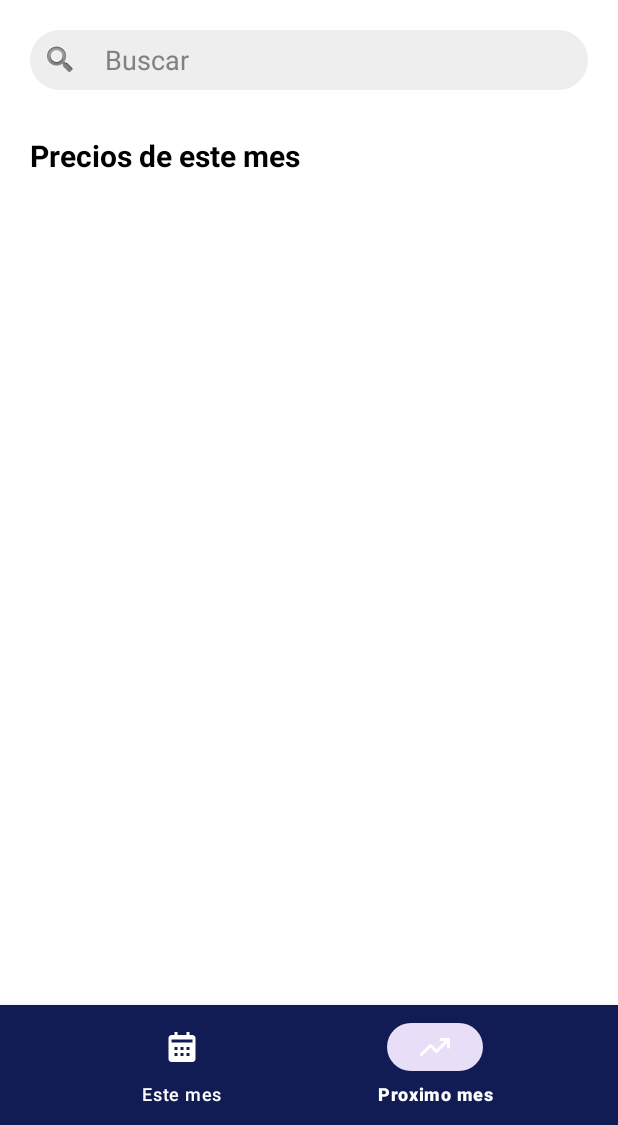
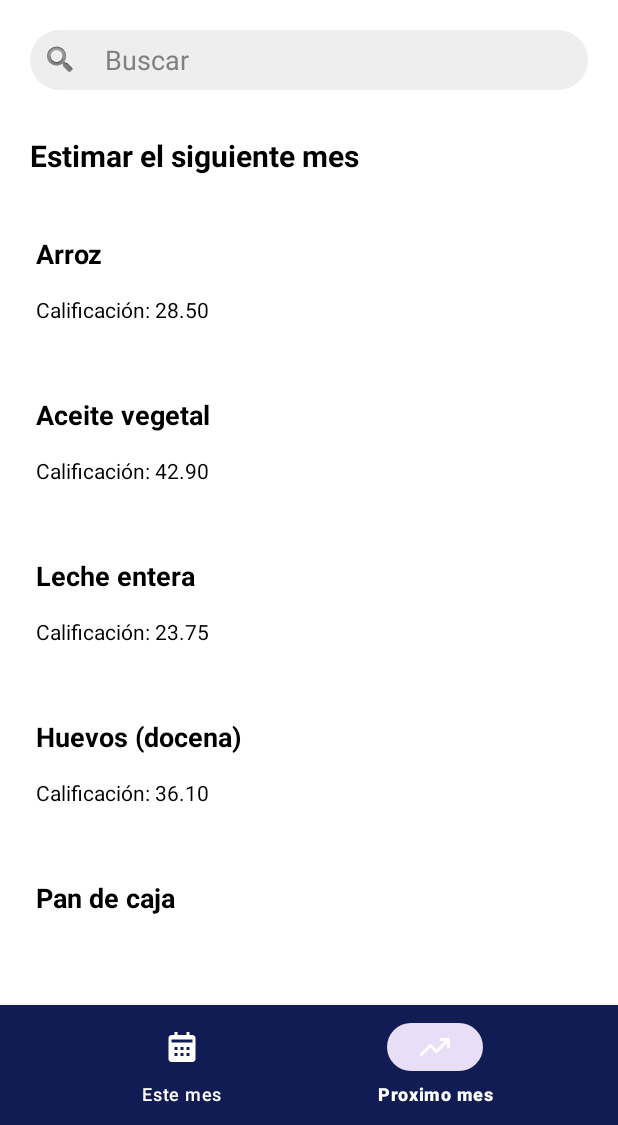
Before and after one commit to Jorge45014/CUCEIAI, an Android app: the screen it shows after launch once a user with an empty profile is signed in (Main3Activity), item 2 of the bottom bar chosen, on a phone screen of 412 x 824 dp, the part 111-1236 px from its top. Run offline under Robolectric (Android 15) with nearby library versions, the phone set to English and light mode, and no system bars; our stand-ins replace Firebase (no records; nobody signed in at launch, a user with empty details on screens opened directly), navigation-ui.

Commit message:
Soy la pinche pistola 2

```diff
--- a/app/src/main/java/com/example/cuceiai/Main3Activity.kt
+++ b/app/src/main/java/com/example/cuceiai/Main3Activity.kt
@@ -45,14 +45,20 @@ class Main3Activity : AppCompatActivity() {
     private lateinit var recyclerView: RecyclerView
     private lateinit var adapter: ResultadoAdapter
     private lateinit var listaCompleta: List<Profesor>
+    private lateinit var listaCompleta2: List<Profesor>
+    private lateinit var tituloContenedor: TextView
+
+    private var botonActivo: Int = R.id.nav_home
 
     override fun onCreate(savedInstanceState: Bundle?) {
         super.onCreate(savedInstanceState)
 
         binding = ActivityMain3Binding.inflate(layoutInflater)
         setContentView(binding.root)
-        recyclerView = findViewById(R.id.recyclerViewResultados)
-        recyclerView.visibility = View.GONE
+        recyclerView = findViewById(R.id.ProductosR)
+
+        tituloContenedor = findViewById(R.id.textView8e)
+
 
         setSupportActionBar(binding.appBarMain3.toolbar)
 
@@ -91,8 +97,11 @@ class Main3Activity : AppCompatActivity() {
         val bottomNavigationView = findViewById<BottomNavigationView>(R.id.bottom_navigation)
 
         bottomNavigationView.setOnItemSelectedListener { item ->
+            botonActivo = item.itemId
             when (item.itemId) {
                 R.id.nav_home -> {
+                    tituloContenedor.text = "Este Mes"
+                    verificarBotonActivo()
                     if (this::class.java != Main3Activity::class.java) {
                         val intent = Intent(this, Main3Activity::class.java)
                         finish()
@@ -101,6 +110,8 @@ class Main3Activity : AppCompatActivity() {
                     true
                 }
                 R.id.statistics -> {
+                    tituloContenedor.text = "Estimar el siguiente mes"
+                    verificarBotonActivo()
                     true
                 }
                 /*
@@ -124,29 +135,33 @@ class Main3Activity : AppCompatActivity() {
 
         // Barra de búsqueda
         val buscador = findViewById<EditText>(R.id.autoCompleteTextView)
-        recyclerView = findViewById(R.id.recyclerViewResultados)
+        recyclerView = findViewById(R.id.ProductosR)
 
         // Lista simulada (aquí pondrías los datos de tu base de datos) /////////////////////////////////////////////////////////////////////////////////////////////////////////
 
-        val db = FirebaseFirestore.getInstance()
-        val listaCompleta = mutableListOf<Profesor>()
+        listaCompleta = listOf(
+            Profesor("1", "Ana López", "Matemáticas", 4.8),
+            Profesor("2", "Luis Gómez", "Física", 4.5),
+            Profesor("3", "María Pérez", "Historia", 4.9),
+            Profesor("4", "Carlos Torres", "Química", 4.2),
+            Profesor("5", "Sofía Ramírez", "Biología", 4.6)
+        )
 
-        db.collection("profesores")
-            .get()
-            .addOnSuccessListener { result ->
-                for (document in result) {
-                    val profesor = document.toObject(Profesor::class.java)
-                    listaCompleta.add(profesor)
-                }
+        listaCompleta2 = listOf(
+            Profesor("101", "Arroz", "Grano", 28.50),
+            Profesor("102", "Aceite vegetal", "Aceites", 42.90),
+            Profesor("103", "Leche entera", "Lácteos", 23.75),
+            Profesor("104", "Huevos (docena)", "Proteína", 36.10),
+            Profesor("105", "Pan de caja", "Panadería", 29.40),
+            Profesor("101", "Arroz", "Grano", 28.50),
+            Profesor("102", "Aceite vegetal", "Aceites", 42.90),
+            Profesor("103", "Leche entera", "Lácteos", 23.75),
+            Profesor("104", "Huevos (docena)", "Proteína", 36.10),
+            Profesor("105", "Pan de caja", "Panadería", 29.40)
+        )
 
-                // Aquí ya tienes listaCompleta cargada
-                println("Profesores obtenidos: $listaCompleta")
-            }
-            .addOnFailureListener { exception ->
-                Log.w("Firestore", "Error al obtener documentos.", exception)
-            }
 
-        adapter = ResultadoAdapter(listaCompleta)
+        verificarBotonActivo()
         recyclerView.layoutManager = LinearLayoutManager(this)
         recyclerView.adapter = adapter
 
@@ -172,6 +187,23 @@ class Main3Activity : AppCompatActivity() {
         })
     }
 
+    private fun verificarBotonActivo() {
+        when (botonActivo) {
+            R.id.nav_home -> actualizarAdapter(listaCompleta)
+            R.id.statistics -> actualizarAdapter(listaCompleta2)
+        }
+        recyclerView.adapter = adapter
+    }
+
+    private fun actualizarAdapter(lista: List<Profesor>) {
+        if (::adapter.isInitialized) {
+            adapter.actualizarLista(lista)
+        } else {
+            adapter = ResultadoAdapter(lista)
+        }
+        recyclerView.visibility = View.VISIBLE
+    }
+
     ///////////////////////////////////////////////////////////////////////////////////ds/////////////////////////////////////////////////////////////////////////////////////////////////
     override fun onCreateOptionsMenu(menu: Menu): Boolean {
         menuInflater.inflate(R.menu.main3, menu)
@@ -191,8 +223,6 @@ class Main3Activity : AppCompatActivity() {
         val buscador = findViewById<AutoCompleteTextView>(R.id.autoCompleteTextView)
         val textView8 = findViewById<TextView>(R.id.textView8e)
         val textView9 = findViewById<TextView>(R.id.textView9)
-        val scrollView1 = findViewById<HorizontalScrollView>(R.id.horizontalScrollView2)
-        val scrollView2 = findViewById<HorizontalScrollView>(R.id.horizontalScrollView2)
 
         // Este bloque se ejecutará cuando empiecen a escribir
         buscador.addTextChangedListener(object : TextWatcher {
@@ -203,14 +233,10 @@ class Main3Activity : AppCompatActivity() {
                 if (texto.isNotEmpty()) {
                     textView8.visibility = View.GONE
                     textView9.visibility = View.GONE
-                    scrollView1.visibility = View.GONE
-                    scrollView2.visibility = View.GONE
                 } else {
                     // Si no hay texto, mostrar las vistas
                     textView8.visibility = View.VISIBLE
                     textView9.visibility = View.VISIBLE
-                    scrollView1.visibility = View.VISIBLE
-                    scrollView2.visibility = View.VISIBLE
                 }
             }
 
@@ -232,14 +258,10 @@ class Main3Activity : AppCompatActivity() {
                     // Ocultar vistas después de buscar
                     textView8.visibility = View.GONE
                     textView9.visibility = View.GONE
-                    scrollView1.visibility = View.GONE
-                    scrollView2.visibility = View.GONE
                 } else {
                     // Mostrar vistas si no hay texto
                     textView8.visibility = View.VISIBLE
                     textView9.visibility = View.VISIBLE
-                    scrollView1.visibility = View.VISIBLE
-                    scrollView2.visibility = View.VISIBLE
                 }
 
                 true
--- a/app/src/main/java/com/example/cuceiai/ResultadoAdapter.kt
+++ b/app/src/main/java/com/example/cuceiai/ResultadoAdapter.kt
@@ -13,7 +13,6 @@ data class Profesor(
     val nombre: String = "",
     val especialidad: String = "",
     val rating_promedio: Double = 0.0
-
 )
 
 class ResultadoAdapter(private var lista: List<Profesor>) :
--- a/app/src/main/res/layout/activity_main3.xml
+++ b/app/src/main/res/layout/activity_main3.xml
@@ -109,16 +109,6 @@
 
         </LinearLayout>
 
-        <androidx.recyclerview.widget.RecyclerView
-            android:id="@+id/recyclerViewResultados"
-            android:layout_width="0dp"
-            android:layout_height="0dp"
-            app:layout_constraintBottom_toTopOf="@+id/linearLayout2"
-            app:layout_constraintEnd_toEndOf="parent"
-            app:layout_constraintStart_toStartOf="parent"
-            app:layout_constraintTop_toBottomOf="@+id/search_container"
-            app:layout_constraintWidth_percent="0.9" />
-
         <!-- Sección Recomendados -->
         <TextView
             android:id="@+id/textView8e"
@@ -132,22 +122,6 @@
             android:textStyle="bold"
             app:layout_constraintStart_toStartOf="parent"
             app:layout_constraintTop_toBottomOf="@id/search_container" />
-
-        <HorizontalScrollView
-            android:id="@+id/horizontalScrollView2"
-            android:layout_width="match_parent"
-            android:layout_height="200dp"
-            android:layout_marginTop="15dp"
-            app:layout_constraintTop_toBottomOf="@id/textView8e">
-
-            <LinearLayout
-                android:layout_width="wrap_content"
-                android:layout_height="match_parent"
-                android:orientation="horizontal"
-                android:paddingEnd="20dp">
-                <!-- Contenido dinámico aquí -->
-            </LinearLayout>
-        </HorizontalScrollView>
 
         <!-- Sección Mejor valorados -->
 
@@ -163,6 +137,17 @@
             app:layout_constraintTop_toTopOf="parent"
             app:layout_constraintWidth_percent="0.13" />
 
+        <androidx.recyclerview.widget.RecyclerView
+            android:id="@+id/ProductosR"
+            android:layout_width="0dp"
+            android:layout_height="0dp"
+            android:layout_marginTop="15dp"
+            app:layout_constraintEnd_toEndOf="parent"
+            app:layout_constraintHeight_percent="0.58"
+            app:layout_constraintStart_toStartOf="parent"
+            app:layout_constraintTop_toBottomOf="@+id/textView8e"
+            app:layout_constraintWidth_percent="1" />
+
     </androidx.constraintlayout.widget.ConstraintLayout>
 
     <com.google.android.material.navigation.NavigationView
```
